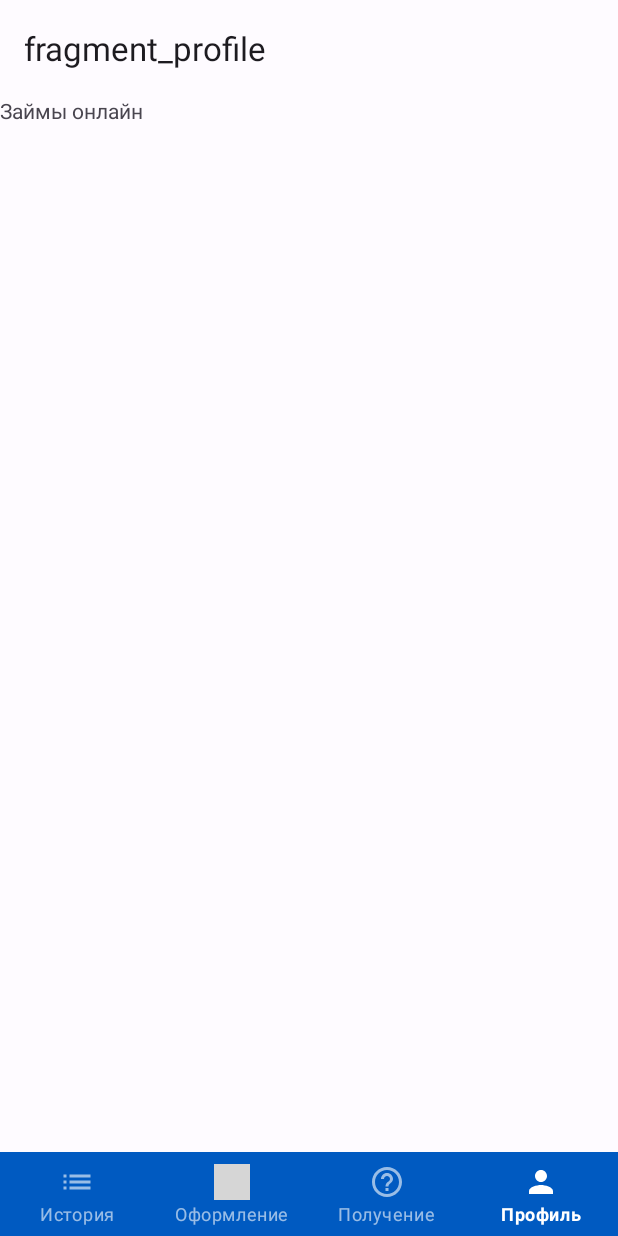
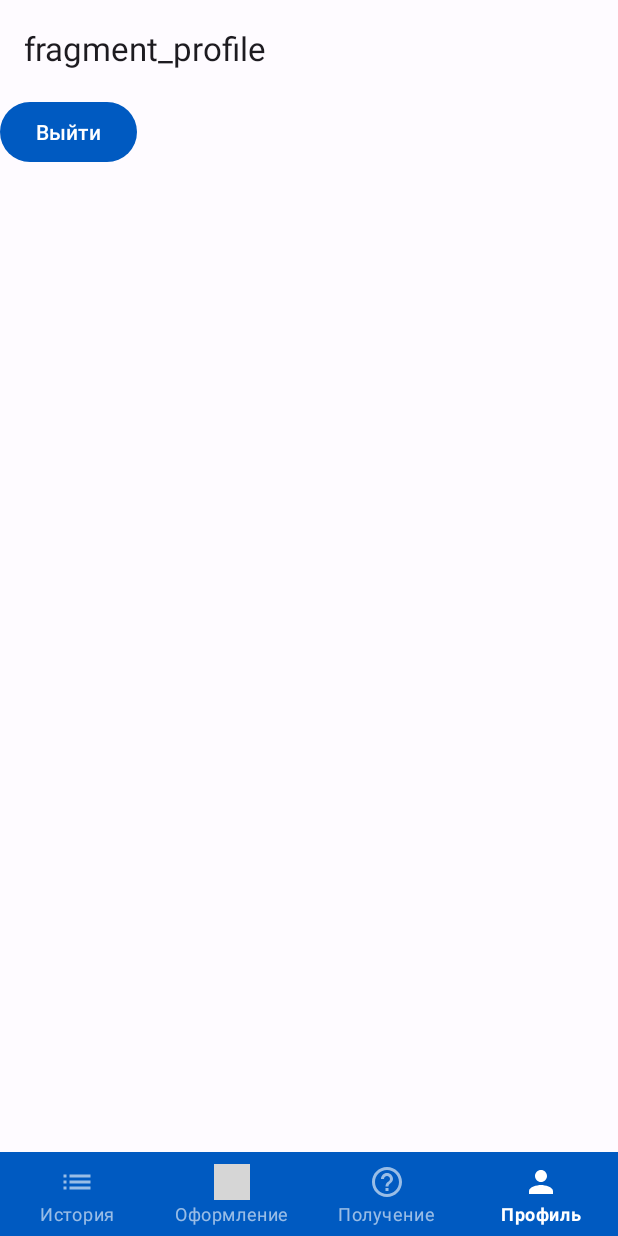
Before and after one commit to SkinnySharkk/HomeworkKuritsyn, an Android app: the ProfileFragment screen opened through its navigation route, on a phone screen of 412 x 824 dp. Run offline under Robolectric (Android 15) with nearby library versions, the phone set to English and light mode, and no system bars; our stand-ins replace Dagger/Hilt's generated code, Timber, navigation-ui; grey boxes are pictures that could not be loaded.

Commit message:
Добавил навигацию выхода из приложения(action для nav_graph.xml), но пока не делал удаление данных пользователя.Только переключение фрагментов.

```diff
--- a/app/src/main/java/com/homework/homeworkkuritsyn/ui/ProfileFragment.kt
+++ b/app/src/main/java/com/homework/homeworkkuritsyn/ui/ProfileFragment.kt
@@ -5,56 +5,30 @@ import androidx.fragment.app.Fragment
 import android.view.LayoutInflater
 import android.view.View
 import android.view.ViewGroup
+import androidx.navigation.fragment.findNavController
 import com.homework.homeworkkuritsyn.R
+import com.homework.homeworkkuritsyn.databinding.FragmentProfileBinding
 
-// TODO: Rename parameter arguments, choose names that match
-// the fragment initialization parameters, e.g. ARG_ITEM_NUMBER
-private const val ARG_PARAM1 = "param1"
-private const val ARG_PARAM2 = "param2"
+class ProfileFragment : Fragment() {
+    private var _binding: FragmentProfileBinding? = null
+    private val binding get() = _binding!!
+    override fun onCreateView(
+        inflater: LayoutInflater, container: ViewGroup?,
+        savedInstanceState: Bundle?
+    ): View {
+        _binding = FragmentProfileBinding.inflate(inflater, container, false)
+        return binding.root
+    }
 
-/**
- * A simple [Fragment] subclass.
- * Use the [ProfileFragment.newInstance] factory method to
- * create an instance of this fragment.
- */
-class ProfileFragment : Fragment() {
-    // TODO: Rename and change types of parameters
-    private var param1: String? = null
-    private var param2: String? = null
-
-    override fun onCreate(savedInstanceState: Bundle?) {
-        super.onCreate(savedInstanceState)
-        arguments?.let {
-            param1 = it.getString(ARG_PARAM1)
-            param2 = it.getString(ARG_PARAM2)
+    override fun onViewCreated(view: View, savedInstanceState: Bundle?) {
+        super.onViewCreated(view, savedInstanceState)
+        binding.logoutButton.setOnClickListener {
+            findNavController().navigate(ProfileFragmentDirections.actionProfileFragmentToLoginFragment())
         }
     }
 
-    override fun onCreateView(
-        inflater: LayoutInflater, container: ViewGroup?,
-        savedInstanceState: Bundle?
-    ): View? {
-        // Inflate the layout for this fragment
-        return inflater.inflate(R.layout.fragment_profile, container, false)
-    }
-
-    companion object {
-        /**
-         * Use this factory method to create a new instance of
-         * this fragment using the provided parameters.
-         *
-         * @param param1 Parameter 1.
-         * @param param2 Parameter 2.
-         * @return A new instance of fragment ProfileFragment.
-         */
-        // TODO: Rename and change types and number of parameters
-        @JvmStatic
-        fun newInstance(param1: String, param2: String) =
-            ProfileFragment().apply {
-                arguments = Bundle().apply {
-                    putString(ARG_PARAM1, param1)
-                    putString(ARG_PARAM2, param2)
-                }
-            }
+    override fun onDestroyView() {
+        super.onDestroyView()
+        _binding = null
     }
 }
--- a/app/src/main/res/layout/fragment_profile.xml
+++ b/app/src/main/res/layout/fragment_profile.xml
@@ -5,10 +5,9 @@
     android:layout_height="match_parent"
     tools:context=".ui.ProfileFragment">
 
-    <!-- TODO: Update blank fragment layout -->
-    <TextView
-        android:layout_width="match_parent"
-        android:layout_height="match_parent"
-        android:text="@string/app_name" />
-
+<Button
+    android:id="@+id/logoutButton"
+    android:layout_width="wrap_content"
+    android:layout_height="wrap_content"
+    android:text="@string/logout"/>
 </FrameLayout>
--- a/app/src/main/res/navigation/nav_graph.xml
+++ b/app/src/main/res/navigation/nav_graph.xml
@@ -88,5 +88,11 @@
         android:id="@+id/profileFragment"
         android:name="com.homework.homeworkkuritsyn.ui.ProfileFragment"
         android:label="fragment_profile"
-        tools:layout="@layout/fragment_profile" />
+        tools:layout="@layout/fragment_profile" >
+        <action
+            android:id="@+id/action_profileFragment_to_loginFragment"
+            app:destination="@id/loginFragment"
+            app:popUpTo="@id/profileFragment"
+            app:popUpToInclusive="true" />
+    </fragment>
 </navigation>
```
